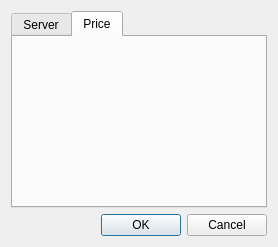
Qt form Client/SettingsDialog.ui (Baxulio/ParkingAS) before a commit.
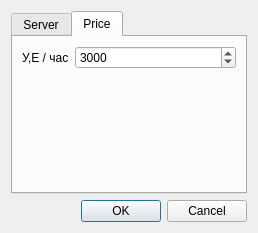
The same form after that commit. The open tabs and pages were chosen to show the change.

Diff of the .ui file:
```diff
--- a/Client/SettingsDialog.ui
+++ b/Client/SettingsDialog.ui
@@ -6,8 +6,8 @@
    <rect>
     <x>0</x>
     <y>0</y>
-    <width>278</width>
-    <height>247</height>
+    <width>258</width>
+    <height>233</height>
    </rect>
   </property>
   <property name="windowTitle">
@@ -134,7 +134,28 @@
       <attribute name="title">
        <string>Price</string>
       </attribute>
-      <layout class="QFormLayout" name="formLayout_4"/>
+      <layout class="QFormLayout" name="formLayout_4">
+       <item row="0" column="0">
+        <widget class="QLabel" name="label_5">
+         <property name="text">
+          <string>У,Е / час</string>
+         </property>
+        </widget>
+       </item>
+       <item row="0" column="1">
+        <widget class="QSpinBox" name="price_spin">
+         <property name="maximum">
+          <number>100000</number>
+         </property>
+         <property name="singleStep">
+          <number>100</number>
+         </property>
+         <property name="value">
+          <number>3000</number>
+         </property>
+        </widget>
+       </item>
+      </layout>
      </widget>
     </widget>
    </item>
```
